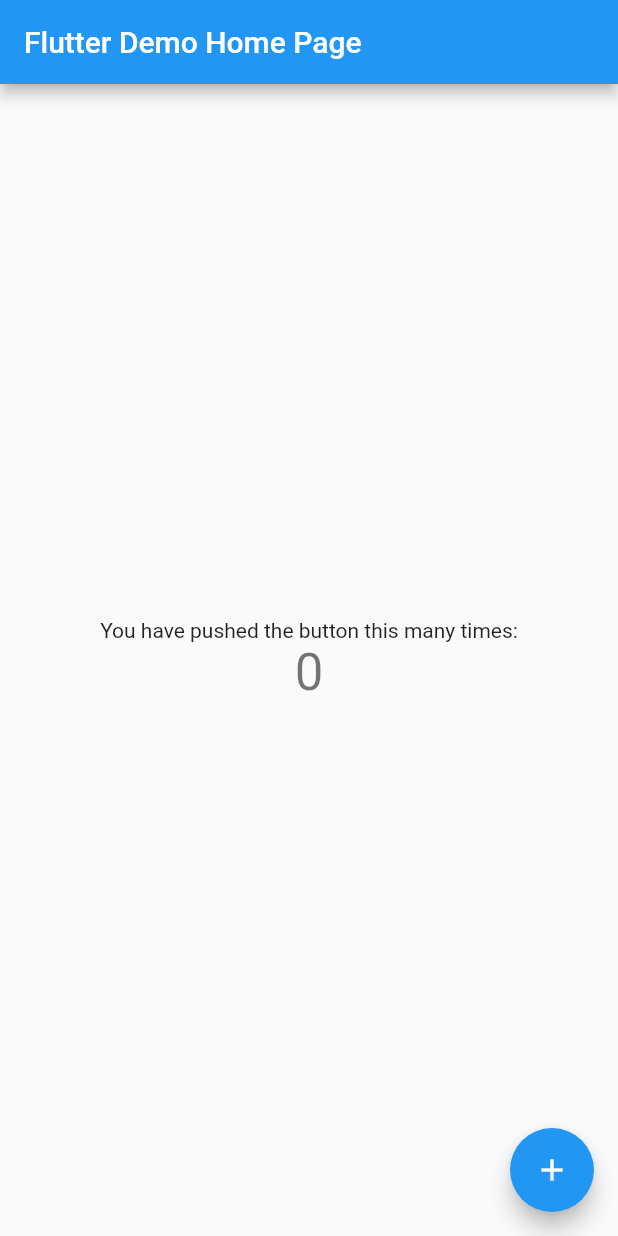
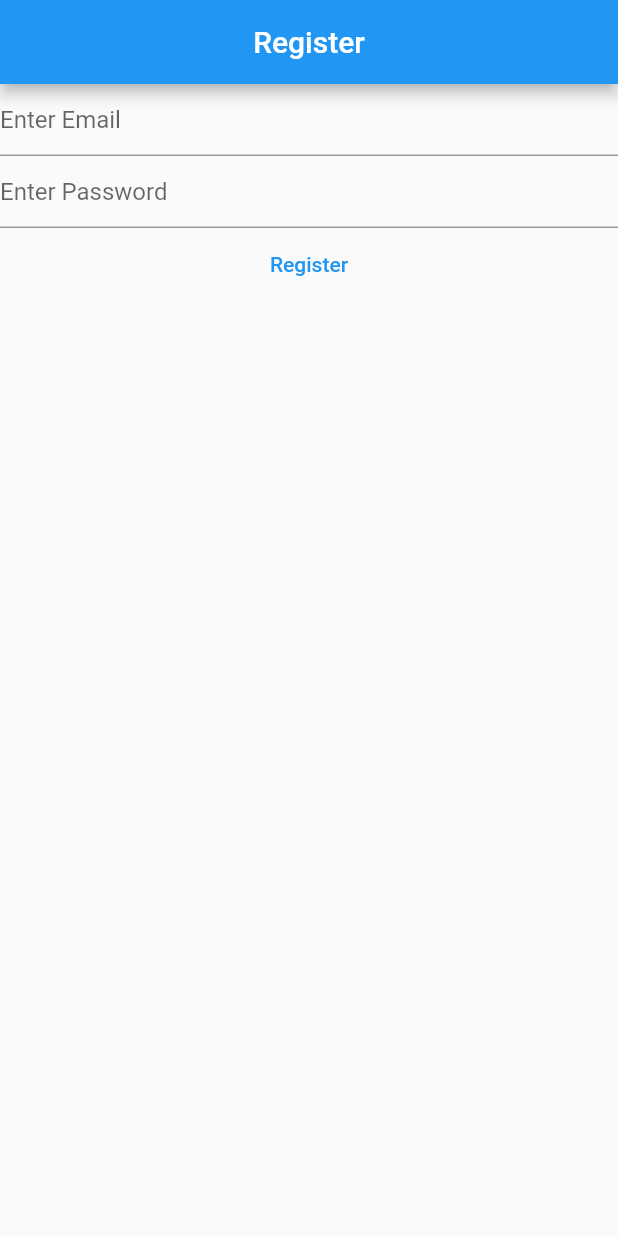
Before and after one commit to Faisal-Ismail65/mynotes, a Flutter app: the screen it shows after launch, on a phone screen of 412 x 824 dp. Run offline on Flutter 3.47's test engine with Material 2 defaults, Android fonts, the phone set to English and light mode, and no system bars; our stand-ins replace firebase_auth, firebase_core; accounts and stored records are empty.

```diff
--- a/lib/main.dart
+++ b/lib/main.dart
@@ -1,4 +1,7 @@
+import 'package:firebase_core/firebase_core.dart';
 import 'package:flutter/material.dart';
+import 'package:firebase_auth/firebase_auth.dart';
+import 'firebase_options.dart';
 
 void main() {
   runApp(const MyApp());
@@ -11,105 +14,80 @@ class MyApp extends StatelessWidget {
   @override
   Widget build(BuildContext context) {
     return MaterialApp(
+      debugShowCheckedModeBanner: false,
       title: 'Flutter Demo',
       theme: ThemeData(
-        // This is the theme of your application.
-        //
-        // Try running your application with "flutter run". You'll see the
-        // application has a blue toolbar. Then, without quitting the app, try
-        // changing the primarySwatch below to Colors.green and then invoke
-        // "hot reload" (press "r" in the console where you ran "flutter run",
-        // or simply save your changes to "hot reload" in a Flutter IDE).
-        // Notice that the counter didn't reset back to zero; the application
-        // is not restarted.
         primarySwatch: Colors.blue,
       ),
-      home: const MyHomePage(title: 'Flutter Demo Home Page'),
+      home: const HomePage(),
     );
   }
 }
 
-class MyHomePage extends StatefulWidget {
-  const MyHomePage({super.key, required this.title});
-
-  // This widget is the home page of your application. It is stateful, meaning
-  // that it has a State object (defined below) that contains fields that affect
-  // how it looks.
-
-  // This class is the configuration for the state. It holds the values (in this
-  // case the title) provided by the parent (in this case the App widget) and
-  // used by the build method of the State. Fields in a Widget subclass are
-  // always marked "final".
-
-  final String title;
+class HomePage extends StatefulWidget {
+  const HomePage({super.key});
 
   @override
-  State<MyHomePage> createState() => _MyHomePageState();
+  State<HomePage> createState() => _HomePageState();
 }
 
-class _MyHomePageState extends State<MyHomePage> {
-  int _counter = 0;
+class _HomePageState extends State<HomePage> {
+  late final TextEditingController _email;
+  late final TextEditingController _password;
 
-  void _incrementCounter() {
-    setState(() {
-      // This call to setState tells the Flutter framework that something has
-      // changed in this State, which causes it to rerun the build method below
-      // so that the display can reflect the updated values. If we changed
-      // _counter without calling setState(), then the build method would not be
-      // called again, and so nothing would appear to happen.
-      _counter++;
-    });
+  @override
+  void initState() {
+    _email = TextEditingController();
+    _password = TextEditingController();
+    super.initState();
+  }
+
+  @override
+  void dispose() {
+    _email.dispose();
+    _password.dispose();
+    super.dispose();
   }
 
   @override
   Widget build(BuildContext context) {
-    // This method is rerun every time setState is called, for instance as done
-    // by the _incrementCounter method above.
-    //
-    // The Flutter framework has been optimized to make rerunning build methods
-    // fast, so that you can just rebuild anything that needs updating rather
-    // than having to individually change instances of widgets.
     return Scaffold(
       appBar: AppBar(
-        // Here we take the value from the MyHomePage object that was created by
-        // the App.build method, and use it to set our appbar title.
-        title: Text(widget.title),
+        title: const Text('Register'),
+        centerTitle: true,
       ),
-      body: Center(
-        // Center is a layout widget. It takes a single child and positions it
-        // in the middle of the parent.
-        child: Column(
-          // Column is also a layout widget. It takes a list of children and
-          // arranges them vertically. By default, it sizes itself to fit its
-          // children horizontally, and tries to be as tall as its parent.
-          //
-          // Invoke "debug painting" (press "p" in the console, choose the
-          // "Toggle Debug Paint" action from the Flutter Inspector in Android
-          // Studio, or the "Toggle Debug Paint" command in Visual Studio Code)
-          // to see the wireframe for each widget.
-          //
-          // Column has various properties to control how it sizes itself and
-          // how it positions its children. Here we use mainAxisAlignment to
-          // center the children vertically; the main axis here is the vertical
-          // axis because Columns are vertical (the cross axis would be
-          // horizontal).
-          mainAxisAlignment: MainAxisAlignment.center,
-          children: <Widget>[
-            const Text(
-              'You have pushed the button this many times:',
-            ),
-            Text(
-              '$_counter',
-              style: Theme.of(context).textTheme.headline4,
-            ),
-          ],
-        ),
+      body: Column(
+        children: [
+          TextField(
+            controller: _email,
+            enableSuggestions: false,
+            autocorrect: false,
+            keyboardType: TextInputType.emailAddress,
+            decoration: const InputDecoration(hintText: 'Enter Email'),
+          ),
+          TextField(
+            controller: _password,
+            decoration: const InputDecoration(hintText: 'Enter Password'),
+            obscureText: true,
+            enableSuggestions: false,
+            autocorrect: false,
+          ),
+          TextButton(
+            onPressed: () async {
+              final email = _email.text;
+              final password = _password.text;
+              await Firebase.initializeApp(
+                options: DefaultFirebaseOptions.currentPlatform,
+              );
+              final userCredentials = await FirebaseAuth.instance
+                  .createUserWithEmailAndPassword(
+                      email: email, password: password);
+              print(userCredentials);
+            },
+            child: const Text('Register'),
+          ),
+        ],
       ),
-      floatingActionButton: FloatingActionButton(
-        onPressed: _incrementCounter,
-        tooltip: 'Increment',
-        child: const Icon(Icons.add),
-      ), // This trailing comma makes auto-formatting nicer for build methods.
     );
   }
 }
```
